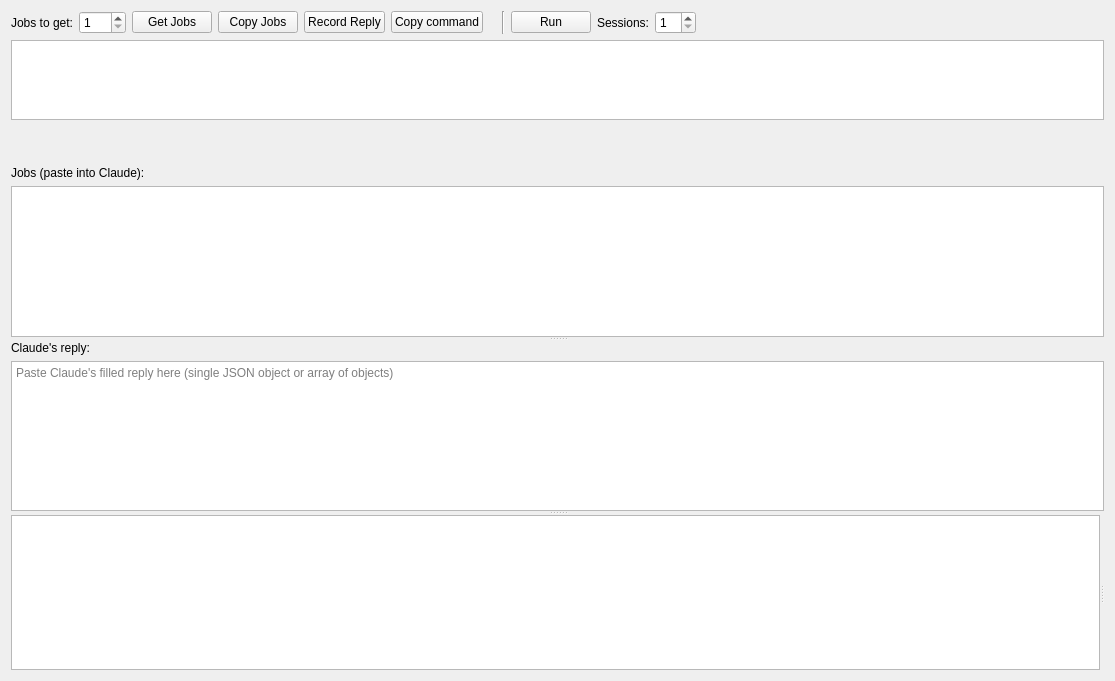
Above: WebsiteAspire/gui/panes/WidgetGenerator.ui from icingerpower/WebsiteEmpire2 before the change. Below: the same form after it.
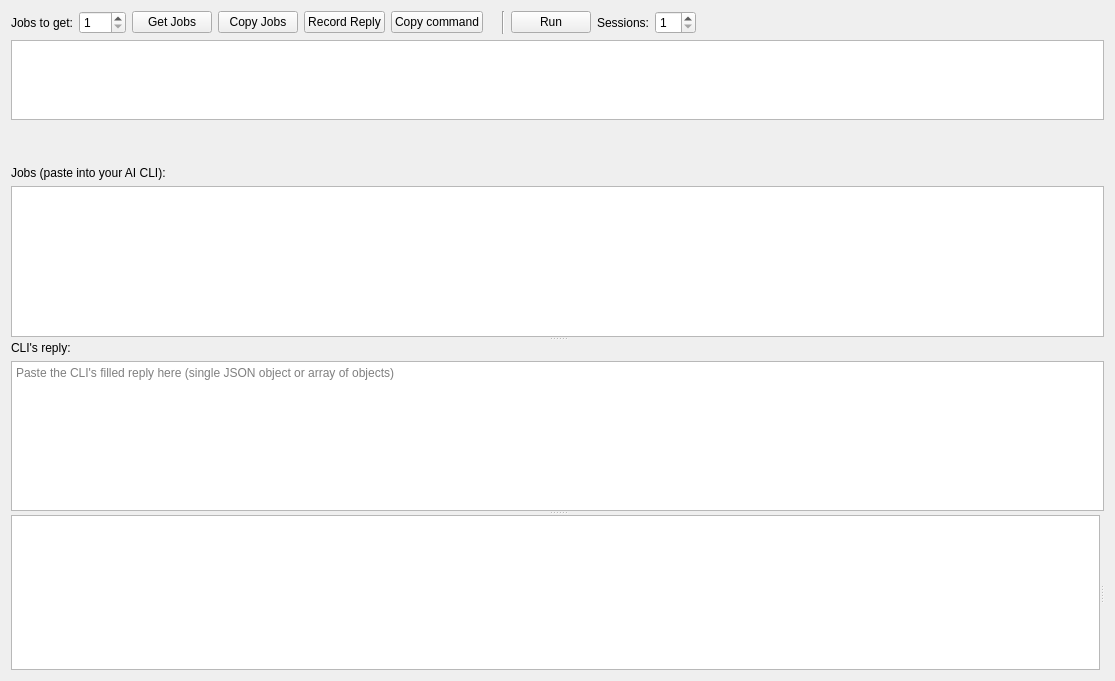
That is the form after the change.

Commit message: Rename Claude-specific UI/CLI wording to generic AI CLI terminology

What changed in the file:
```diff
--- a/WebsiteAspire/gui/panes/WidgetGenerator.ui
+++ b/WebsiteAspire/gui/panes/WidgetGenerator.ui
@@ -187,7 +187,7 @@
        <item>
         <widget class="QLabel" name="labelJobsCaption">
          <property name="text">
-          <string>Jobs (paste into Claude):</string>
+          <string>Jobs (paste into your AI CLI):</string>
          </property>
         </widget>
        </item>
@@ -208,14 +208,14 @@
        <item>
         <widget class="QLabel" name="labelReplyCaption">
          <property name="text">
-          <string>Claude's reply:</string>
+          <string>CLI's reply:</string>
          </property>
         </widget>
        </item>
        <item>
         <widget class="QPlainTextEdit" name="plainTextEditReply">
          <property name="placeholderText">
-          <string>Paste Claude's filled reply here (single JSON object or array of objects)</string>
+          <string>Paste the CLI's filled reply here (single JSON object or array of objects)</string>
          </property>
         </widget>
        </item>
```
Left out of the diff: 8 changed lines with no effect on the pictures. The commit also changes 2 other files.
